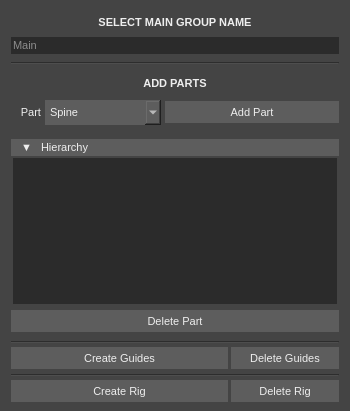
Before: the Qt Designer form 5_app/ui/PickAPart.ui in DomeMont/PyAdvanced, drawn with Qt 5.
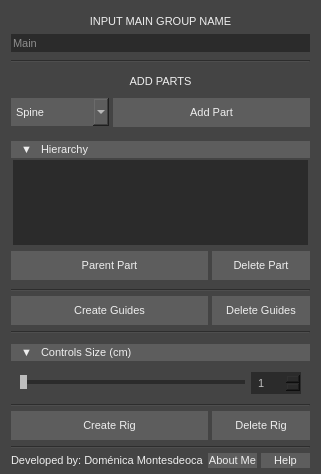
After: the same form once the commit is applied.

The edit to the form file:
```diff
--- a/5_app/ui/PickAPart.ui
+++ b/5_app/ui/PickAPart.ui
@@ -6,8 +6,8 @@
    <rect>
     <x>0</x>
     <y>0</y>
-    <width>350</width>
-    <height>411</height>
+    <width>321</width>
+    <height>474</height>
    </rect>
   </property>
   <property name="sizePolicy">
@@ -25,7 +25,7 @@
   <property name="maximumSize">
    <size>
     <width>500</width>
-    <height>700</height>
+    <height>560</height>
    </size>
   </property>
   <property name="font">
@@ -57,7 +57,7 @@
 	background-color: rgb(93, 93, 93);
 	color: rgb(238, 238, 238);
 	border: none;
-	min-height: 22px;
+	min-height: 29px;
 	min-width: 60px;
 }
 QPushButton#btnTreeView{
@@ -116,12 +116,32 @@
 	color: rgb(238, 238, 238);
 	border: 0px;
 	background-color: rgb(43, 43, 43);
-}</string>
+}
+
+QSlider::groove:horizontal {
+	background: rgb(43, 43, 43);
+	height: 4px;
+}
+
+QSlider::handle:horizontal {	
+	background: rgb(189, 189, 189);
+	height: 12px;
+	width: 7px;
+	margin: -5px 0;
+}
+
+QSpinBox {
+	background: rgb(43, 43, 43);
+	color: rgb(189, 189, 189);
+	border: 1px solid rgb(43, 43, 43);
+     padding: 2px 4px;
+}
+</string>
   </property>
   <property name="locale">
    <locale language="English" country="UnitedStates"/>
   </property>
-  <layout class="QVBoxLayout" name="verticalLayout" stretch="0,0,2,0,0">
+  <layout class="QVBoxLayout" name="verticalLayout" stretch="0,0,0,0,0,0,0,2,0,0">
    <property name="spacing">
     <number>4</number>
    </property>
@@ -160,12 +180,10 @@
         <font>
          <family>Segoe UI</family>
          <pointsize>-1</pointsize>
-         <weight>75</weight>
-         <bold>true</bold>
         </font>
        </property>
        <property name="text">
-        <string>SELECT MAIN GROUP NAME</string>
+        <string>INPUT MAIN GROUP NAME</string>
        </property>
        <property name="alignment">
         <set>Qt::AlignCenter</set>
@@ -177,7 +195,7 @@
        <property name="minimumSize">
         <size>
          <width>0</width>
-         <height>17</height>
+         <height>18</height>
         </size>
        </property>
        <property name="maximumSize">
@@ -235,8 +253,6 @@
         <font>
          <family>Segoe UI</family>
          <pointsize>-1</pointsize>
-         <weight>75</weight>
-         <bold>true</bold>
         </font>
        </property>
        <property name="text">
@@ -248,41 +264,19 @@
       </widget>
      </item>
      <item>
-      <layout class="QHBoxLayout" name="horizontalLayout" stretch="1,2,3">
+      <layout class="QHBoxLayout" name="horizontalLayout" stretch="1,2">
        <property name="topMargin">
         <number>5</number>
        </property>
        <property name="bottomMargin">
         <number>5</number>
        </property>
-       <item>
-        <widget class="QLabel" name="lblPart">
-         <property name="minimumSize">
-          <size>
-           <width>0</width>
-           <height>15</height>
-          </size>
-         </property>
-         <property name="maximumSize">
-          <size>
-           <width>30</width>
-           <height>16777215</height>
-          </size>
-         </property>
-         <property name="text">
-          <string>Part</string>
-         </property>
-         <property name="alignment">
-          <set>Qt::AlignRight|Qt::AlignTrailing|Qt::AlignVCenter</set>
-         </property>
-        </widget>
-       </item>
        <item>
         <widget class="QComboBox" name="cbParts">
          <property name="minimumSize">
           <size>
            <width>0</width>
-           <height>25</height>
+           <height>28</height>
           </size>
          </property>
          <item>
@@ -322,7 +316,7 @@
          <property name="minimumSize">
           <size>
            <width>60</width>
-           <height>22</height>
+           <height>29</height>
           </size>
          </property>
          <property name="autoFillBackground">
@@ -370,6 +364,8 @@
           <string notr="true">QPushButton {
 	text-align: left;
 	padding-left: 10px;
+	max-height: 17px;
+	min-height: 17px;
 }</string>
          </property>
          <property name="text">
@@ -391,7 +387,7 @@
          <property name="minimumSize">
           <size>
            <width>0</width>
-           <height>10</height>
+           <height>75</height>
           </size>
          </property>
          <layout class="QVBoxLayout" name="verticalLayout_7" stretch="0">
@@ -412,6 +408,18 @@
           </property>
           <item>
            <widget class="QTreeView" name="treeView">
+            <property name="minimumSize">
+             <size>
+              <width>0</width>
+              <height>75</height>
+             </size>
+            </property>
+            <property name="toolTip">
+             <string>Shows the current Parts to be used</string>
+            </property>
+            <property name="selectionMode">
+             <enum>QAbstractItemView::ExtendedSelection</enum>
+            </property>
             <property name="headerHidden">
              <bool>true</bool>
             </property>
@@ -423,50 +431,64 @@
       </layout>
      </item>
      <item>
-      <widget class="QPushButton" name="btnDeletePart">
-       <property name="minimumSize">
-        <size>
-         <width>60</width>
-         <height>22</height>
-        </size>
+      <layout class="QHBoxLayout" name="horizontalLayout_2" stretch="2,1">
+       <property name="topMargin">
+        <number>0</number>
        </property>
-       <property name="font">
-        <font>
-         <family>Segoe UI</family>
-         <pointsize>-1</pointsize>
-        </font>
+       <property name="bottomMargin">
+        <number>0</number>
        </property>
-       <property name="text">
-        <string>Delete Part</string>
-       </property>
-      </widget>
+       <item>
+        <widget class="QPushButton" name="btnParentPart">
+         <property name="toolTip">
+          <string>Parents the selected Parts to the one selected last</string>
+         </property>
+         <property name="text">
+          <string>Parent Part</string>
+         </property>
+        </widget>
+       </item>
+       <item>
+        <widget class="QPushButton" name="btnDeletePart">
+         <property name="minimumSize">
+          <size>
+           <width>60</width>
+           <height>29</height>
+          </size>
+         </property>
+         <property name="font">
+          <font>
+           <family>Segoe UI</family>
+           <pointsize>-1</pointsize>
+          </font>
+         </property>
+         <property name="toolTip">
+          <string>Deletes the selected Part in the view tree</string>
+         </property>
+         <property name="text">
+          <string>Delete Part</string>
+         </property>
+        </widget>
+       </item>
+      </layout>
      </item>
     </layout>
    </item>
    <item>
-    <layout class="QVBoxLayout" name="verticalLayout_5" stretch="1,0,0,0">
-     <property name="spacing">
-      <number>3</number>
+    <widget class="Line" name="line_4">
+     <property name="orientation">
+      <enum>Qt::Horizontal</enum>
      </property>
-     <property name="leftMargin">
-      <number>0</number>
-     </property>
+    </widget>
+   </item>
+   <item>
+    <layout class="QVBoxLayout" name="CreateGuides">
      <property name="topMargin">
       <number>0</number>
      </property>
-     <property name="rightMargin">
-      <number>0</number>
-     </property>
      <property name="bottomMargin">
       <number>0</number>
      </property>
-     <item>
-      <widget class="Line" name="line_2">
-       <property name="orientation">
-        <enum>Qt::Horizontal</enum>
-       </property>
-      </widget>
-     </item>
      <item>
       <layout class="QHBoxLayout" name="horizontalLayout_3" stretch="2,1">
        <property name="leftMargin">
@@ -486,7 +508,7 @@
          <property name="minimumSize">
           <size>
            <width>60</width>
-           <height>22</height>
+           <height>29</height>
           </size>
          </property>
          <property name="maximumSize">
@@ -505,7 +527,7 @@
          <property name="minimumSize">
           <size>
            <width>60</width>
-           <height>22</height>
+           <height>29</height>
           </size>
          </property>
          <property name="text">
@@ -515,13 +537,184 @@
        </item>
       </layout>
      </item>
+    </layout>
+   </item>
+   <item>
+    <layout class="QVBoxLayout" name="ControlSize">
+     <property name="topMargin">
+      <number>0</number>
+     </property>
+     <property name="bottomMargin">
+      <number>0</number>
+     </property>
      <item>
-      <widget class="Line" name="line_3">
-       <property name="orientation">
-        <enum>Qt::Horizontal</enum>
+      <layout class="QVBoxLayout" name="verticalLayout_5" stretch="1,0,0">
+       <property name="spacing">
+        <number>3</number>
        </property>
-      </widget>
+       <property name="leftMargin">
+        <number>0</number>
+       </property>
+       <property name="topMargin">
+        <number>0</number>
+       </property>
+       <property name="rightMargin">
+        <number>0</number>
+       </property>
+       <property name="bottomMargin">
+        <number>0</number>
+       </property>
+       <item>
+        <widget class="Line" name="line_2">
+         <property name="orientation">
+          <enum>Qt::Horizontal</enum>
+         </property>
+        </widget>
+       </item>
+       <item>
+        <layout class="QVBoxLayout" name="verticalLayout_6">
+         <property name="spacing">
+          <number>0</number>
+         </property>
+         <property name="topMargin">
+          <number>7</number>
+         </property>
+         <property name="bottomMargin">
+          <number>5</number>
+         </property>
+         <item>
+          <widget class="QPushButton" name="btnControlSizeVisibility">
+           <property name="minimumSize">
+            <size>
+             <width>70</width>
+             <height>17</height>
+            </size>
+           </property>
+           <property name="styleSheet">
+            <string notr="true">QPushButton {
+	text-align: left;
+	padding-left: 10px;
+	max-height: 17px;
+	min-height: 17px;
+}</string>
+           </property>
+           <property name="text">
+            <string>▼   Controls Size (cm)</string>
+           </property>
+           <property name="checkable">
+            <bool>true</bool>
+           </property>
+           <property name="checked">
+            <bool>true</bool>
+           </property>
+          </widget>
+         </item>
+         <item>
+          <widget class="QWidget" name="widget" native="true">
+           <property name="minimumSize">
+            <size>
+             <width>10</width>
+             <height>35</height>
+            </size>
+           </property>
+           <layout class="QVBoxLayout" name="verticalLayout_11">
+            <property name="bottomMargin">
+             <number>0</number>
+            </property>
+            <item>
+             <layout class="QVBoxLayout" name="verticalLayout_10">
+              <property name="bottomMargin">
+               <number>0</number>
+              </property>
+              <item>
+               <layout class="QHBoxLayout" name="horizontalLayout_5" stretch="0,0">
+                <property name="topMargin">
+                 <number>0</number>
+                </property>
+                <property name="bottomMargin">
+                 <number>0</number>
+                </property>
+                <item>
+                 <widget class="QSlider" name="slControlSize">
+                  <property name="minimumSize">
+                   <size>
+                    <width>0</width>
+                    <height>10</height>
+                   </size>
+                  </property>
+                  <property name="sizeIncrement">
+                   <size>
+                    <width>0</width>
+                    <height>0</height>
+                   </size>
+                  </property>
+                  <property name="toolTip">
+                   <string>Defines the size of all rig controls</string>
+                  </property>
+                  <property name="minimum">
+                   <number>1</number>
+                  </property>
+                  <property name="maximum">
+                   <number>100</number>
+                  </property>
+                  <property name="sliderPosition">
+                   <number>1</number>
+                  </property>
+                  <property name="orientation">
+                   <enum>Qt::Horizontal</enum>
+                  </property>
+                  <property name="tickInterval">
+                   <number>1</number>
+                  </property>
+                 </widget>
+                </item>
+                <item>
+                 <widget class="QSpinBox" name="spbControlSize">
+                  <property name="minimumSize">
+                   <size>
+                    <width>50</width>
+                    <height>20</height>
+                   </size>
+                  </property>
+                  <property name="toolTip">
+                   <string>Defines the size of all rig controls</string>
+                  </property>
+                  <property name="minimum">
+                   <number>1</number>
+                  </property>
+                  <property name="maximum">
+                   <number>100</number>
+                  </property>
+                 </widget>
+                </item>
+               </layout>
+              </item>
+             </layout>
+            </item>
+           </layout>
+          </widget>
+         </item>
+        </layout>
+       </item>
+       <item>
+        <widget class="Line" name="line_3">
+         <property name="orientation">
+          <enum>Qt::Horizontal</enum>
+         </property>
+        </widget>
+       </item>
+      </layout>
      </item>
+    </layout>
+   </item>
+   <item>
+    <layout class="QVBoxLayout" name="CreateRig">
+     <property name="topMargin">
+      <number>0</number>
+     </property>
+     <property name="bottomMargin">
+      <number>0</number>
+     </property>
      <item>
       <layout class="QHBoxLayout" name="horizontalLayout_4" stretch="2,1">
        <property name="leftMargin">
@@ -541,7 +734,7 @@
          <property name="minimumSize">
           <size>
            <width>60</width>
-           <height>22</height>
+           <height>29</height>
           </size>
          </property>
          <property name="text">
@@ -554,7 +747,7 @@
          <property name="minimumSize">
           <size>
            <width>60</width>
-           <height>22</height>
+           <height>29</height>
           </size>
          </property>
          <property name="text">
@@ -574,11 +767,109 @@
      <property name="sizeHint" stdset="0">
       <size>
        <width>20</width>
-       <height>1</height>
+       <height>20</height>
       </size>
      </property>
     </spacer>
    </item>
+   <item>
+    <widget class="Line" name="line_5">
+     <property name="orientation">
+      <enum>Qt::Horizontal</enum>
+     </property>
+    </widget>
+   </item>
+   <item>
+    <layout class="QHBoxLayout" name="horizontalLayout_6" stretch="3,1,1">
+     <property name="topMargin">
+      <number>0</number>
+     </property>
+     <property name="bottomMargin">
+      <number>0</number>
+     </property>
+     <item>
+      <widget class="QLabel" name="label">
+       <property name="font">
+        <font>
+         <family>Segoe UI</family>
+         <pointsize>-1</pointsize>
+         <weight>3</weight>
+         <italic>false</italic>
+         <bold>false</bold>
+        </font>
+       </property>
+       <property name="styleSheet">
+        <string notr="true">font: 25 9px &quot;Segoe UI&quot;;</string>
+       </property>
+       <property name="text">
+        <string>Developed by: Doménica Montesdeoca</string>
+       </property>
+      </widget>
+     </item>
+     <item>
+      <widget class="QPushButton" name="btnAboutMe">
+       <property name="toolTip">
+        <string>LinkedIn</string>
+       </property>
+       <property name="styleSheet">
+        <string notr="true">/*Button*/
+
+QPushButton {    	
+	background-color: rgb(93, 93, 93);
+	color: rgb(238, 238, 238);
+	border: none;
+	min-height:15px;
+	min-width: 20px;
+	font: 8px &quot;Segoe UI&quot;;
+}
+
+QPushButton:hover {
+	background-color: rgb(112, 112, 112);
+	height: 6px;
+}
+QPushButton:pressed {
+	background-color: rgb(29, 29, 29);
+}
+</string>
+       </property>
+       <property name="text">
+        <string>About Me</string>
+       </property>
+      </widget>
+     </item>
+     <item>
+      <widget class="QPushButton" name="btnHelp">
+       <property name="toolTip">
+        <string>Documentation website</string>
+       </property>
+       <property name="styleSheet">
+        <string notr="true">/*Button*/
+
+QPushButton {    	
+	background-color: rgb(93, 93, 93);
+	color: rgb(238, 238, 238);
+	border: none;
+	min-height:15px;
+	min-width: 20px;
+	font: 8px &quot;Segoe UI&quot;;
+}
+
+QPushButton:hover {
+	background-color: rgb(112, 112, 112);
+	height: 6px;
+}
+QPushButton:pressed {
+	background-color: rgb(29, 29, 29);
+}
+</string>
+       </property>
+       <property name="text">
+        <string>Help</string>
+       </property>
+      </widget>
+     </item>
+    </layout>
+   </item>
   </layout>
  </widget>
  <tabstops>
```
Left out of the diff: 113 changed lines with no effect on the pictures.
